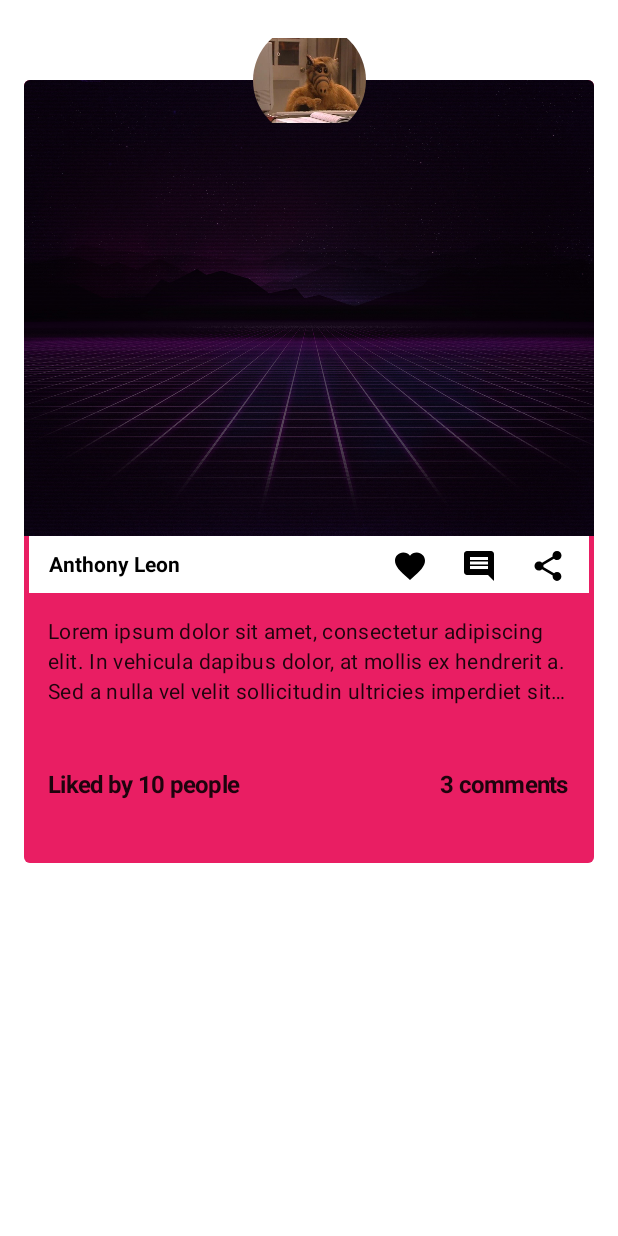
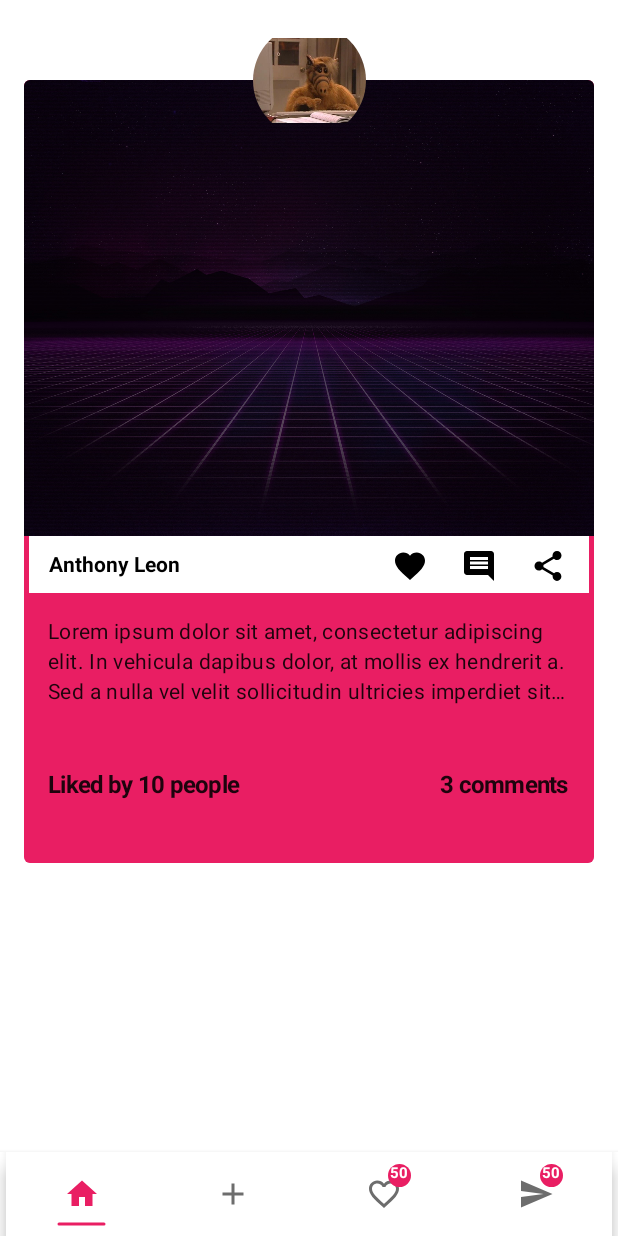
Before and after one commit to anthonylldev/Linkimbo-Proyecto, an Android app built with Jetpack Compose: the MainFeedScreen screen opened through its navigation route, on a phone screen of 412 x 824 dp. Run offline under Robolectric (Android 15) with nearby library versions, the phone set to English and light mode, and no system bars; our stand-ins replace Dagger/Hilt's generated code, accompanist; 1 statement that could not run was skipped.

Commit message:
Implement standard scaffold and standard bottom navigate item

```diff
--- /dev/null
+++ b/app/src/main/java/com/anthonylldev/linkimbo/presentation/components/StandardBottomNavItem.kt
@@ -0,0 +1,117 @@
+package com.anthonylldev.linkimbo.presentation.components
+
+import androidx.compose.animation.core.animateFloatAsState
+import androidx.compose.animation.core.tween
+import androidx.compose.foundation.background
+import androidx.compose.foundation.layout.*
+import androidx.compose.foundation.shape.CircleShape
+import androidx.compose.material.BottomNavigationItem
+import androidx.compose.material.Icon
+import androidx.compose.material.MaterialTheme
+import androidx.compose.material.Text
+import androidx.compose.runtime.Composable
+import androidx.compose.ui.Alignment
+import androidx.compose.ui.Modifier
+import androidx.compose.ui.draw.clip
+import androidx.compose.ui.draw.drawBehind
+import androidx.compose.ui.geometry.Offset
+import androidx.compose.ui.graphics.Color
+import androidx.compose.ui.graphics.StrokeCap
+import androidx.compose.ui.graphics.vector.ImageVector
+import androidx.compose.ui.text.font.FontWeight
+import androidx.compose.ui.text.style.TextAlign
+import androidx.compose.ui.unit.dp
+import androidx.compose.ui.unit.sp
+import com.anthonylldev.linkimbo.presentation.ui.theme.BottomAppBarColor
+import com.anthonylldev.linkimbo.presentation.ui.theme.HintGray
+import com.anthonylldev.linkimbo.presentation.ui.theme.SpaceSmall
+import kotlin.jvm.Throws
+
+@Composable
+@Throws(IllegalArgumentException::class)
+fun RowScope.StandardBottomNavItem(
+    modifier: Modifier = Modifier,
+    icon: ImageVector? = null,
+    contentDescription: String? = null,
+    selected: Boolean = false,
+    alertCount: Int? = null,
+    selectedColor: Color = MaterialTheme.colors.primary,
+    unselectedColor: Color = HintGray,
+    enabled: Boolean = true,
+    onClick: () -> Unit
+) {
+    if (alertCount != null && alertCount < 0) {
+        throw IllegalArgumentException("Alert count can't be negative")
+    }
+    val lineLength = animateFloatAsState(
+        targetValue = if(selected) 1f else 0f,
+        animationSpec = tween(
+            durationMillis = 300
+        )
+    )
+
+    BottomNavigationItem(
+        selected = selected,
+        onClick = onClick,
+        modifier = modifier
+            .background(BottomAppBarColor),
+        enabled = enabled,
+        selectedContentColor = selectedColor,
+        unselectedContentColor = unselectedColor,
+        icon = {
+            Box(
+                modifier = Modifier
+                    .fillMaxSize()
+                    .padding(SpaceSmall)
+                    .drawBehind {
+                        if(lineLength.value > 0f) {
+                            drawLine(
+                                color = if (selected) selectedColor
+                                else unselectedColor,
+                                start = Offset(
+                                    size.width / 2f - lineLength.value * 15.dp.toPx(),
+                                    size.height
+                                ),
+                                end = Offset(
+                                    size.width / 2f + lineLength.value * 15.dp.toPx(),
+                                    size.height
+                                ),
+                                strokeWidth = 2.dp.toPx(),
+                                cap = StrokeCap.Round
+                            )
+                        }
+                    }
+                    .background(Color.Transparent)
+            ) {
+                if(icon != null) {
+                    Icon(
+                        imageVector = icon,
+                        contentDescription = contentDescription,
+                        modifier = Modifier
+                            .align(Alignment.Center)
+                    )
+                }
+                if (alertCount != null) {
+                    val alertText = if (alertCount > 99) {
+                        "99+"
+                    } else {
+                        alertCount.toString()
+                    }
+                    Text(
+                        text = alertText,
+                        color = MaterialTheme.colors.onPrimary,
+                        fontWeight = FontWeight.Bold,
+                        textAlign = TextAlign.Center,
+                        fontSize = 10.sp,
+                        modifier = Modifier
+                            .align(Alignment.TopCenter)
+                            .offset(10.dp)
+                            .size(15.dp)
+                            .clip(CircleShape)
+                            .background(MaterialTheme.colors.primary)
+                    )
+                }
+            }
+        }
+    )
+}
--- /dev/null
+++ b/app/src/main/java/com/anthonylldev/linkimbo/presentation/components/StandardScaffold.kt
@@ -0,0 +1,69 @@
+package com.anthonylldev.linkimbo.presentation.components
+
+import androidx.compose.foundation.layout.fillMaxWidth
+import androidx.compose.foundation.shape.CircleShape
+import androidx.compose.material.*
+import androidx.compose.material.icons.Icons
+import androidx.compose.material.icons.filled.*
+import androidx.compose.runtime.Composable
+import androidx.compose.ui.Modifier
+import androidx.compose.ui.res.stringResource
+import androidx.compose.ui.unit.dp
+import com.anthonylldev.linkimbo.R
+import com.anthonylldev.linkimbo.presentation.ui.theme.BottomAppBarColor
+
+@Composable
+fun StandardScaffold(
+    modifier: Modifier = Modifier,
+    content: @Composable () -> Unit
+) {
+    Scaffold(
+        bottomBar = {
+            BottomAppBar(
+                modifier = Modifier.fillMaxWidth(),
+                backgroundColor = BottomAppBarColor,
+                cutoutShape = CircleShape,
+                elevation = 5.dp
+            ) {
+                BottomNavigation() {
+                    StandardBottomNavItem(
+                        icon = Icons.Default.Home,
+                        contentDescription = stringResource(id = R.string.home),
+                        selected = true
+                    ) {
+
+                    }
+
+                    StandardBottomNavItem(
+                        icon = Icons.Default.Add,
+                        contentDescription = stringResource(id = R.string.chat),
+                        selected = false,
+                    ) {
+
+                    }
+
+                    StandardBottomNavItem(
+                        icon = Icons.Default.FavoriteBorder,
+                        contentDescription = stringResource(id = R.string.chat),
+                        selected = false,
+                        alertCount = 50
+                    ) {
+
+                    }
+
+                    StandardBottomNavItem(
+                        icon = Icons.Default.Send,
+                        contentDescription = stringResource(id = R.string.chat),
+                        selected = false,
+                        alertCount = 50
+                    ) {
+
+                    }
+                }
+            }
+        },
+        modifier = modifier
+    ) {
+        content()
+    }
+}
--- a/app/src/main/java/com/anthonylldev/linkimbo/presentation/main_feed/MainFeedScreen.kt
+++ b/app/src/main/java/com/anthonylldev/linkimbo/presentation/main_feed/MainFeedScreen.kt
@@ -3,11 +3,14 @@ package com.anthonylldev.linkimbo.presentation.main_feed
 import androidx.compose.runtime.Composable
 import androidx.navigation.NavController
 import com.anthonylldev.linkimbo.presentation.components.Post
+import com.anthonylldev.linkimbo.presentation.components.StandardScaffold
 
 @Composable
 fun MainFeedScreen(
     navController: NavController
 ) {
+
+    StandardScaffold() {
         Post(
             post = com.anthonylldev.linkimbo.domain.models.Post(
                 username = "Anthony Leon",
@@ -20,3 +23,4 @@ fun MainFeedScreen(
             )
         )
     }
+}
--- a/app/src/main/java/com/anthonylldev/linkimbo/presentation/ui/theme/Color.kt
+++ b/app/src/main/java/com/anthonylldev/linkimbo/presentation/ui/theme/Color.kt
@@ -21,3 +21,4 @@ val OnBackgroundDark = Color(0xFFFFFFFF)
 val OnSurfaceDark = Color(0xFF000000)
 
 val HintGray = Color(0xFF6D6D6D)
+val BottomAppBarColor = Color(0xFFFFFFFF)
--- a/app/src/main/res/values/strings.xml
+++ b/app/src/main/res/values/strings.xml
@@ -28,4 +28,6 @@
     <string name="read_more">Read more</string>
     <string name="liked_by_x_people">Liked by %d people</string>
     <string name="x_comments">%d comments</string>
+    <string name="home">Home</string>
+    <string name="chat">Chat</string>
 </resources>
```
Lines whose indentation alone changed are shown as unchanged.
